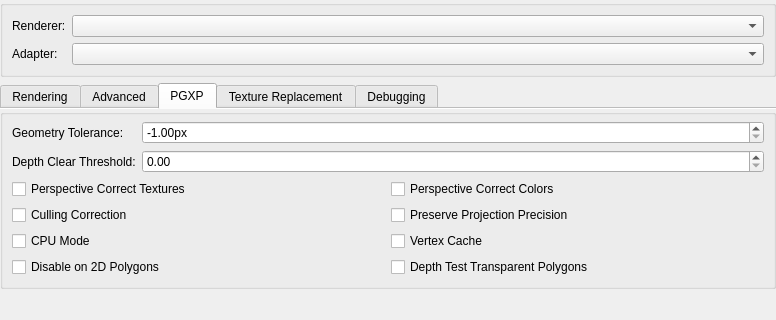
Above: src/duckstation-qt/graphicssettingswidget.ui from stenzek/duckstation before the change; both pictures show x 0 to 776 and y 0 to 320 of the 776 by 551 pixel window. Below: the same form after it.
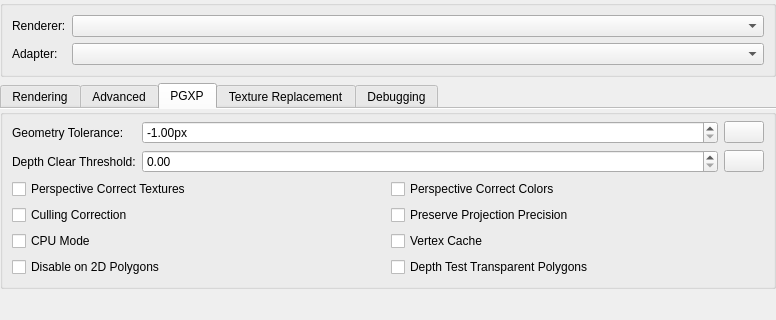
That is the form after the change. The open tabs and pages were chosen to show the change. Icons and pictures are not drawn.

Commit message: Qt: Add reset buttons for tolerance/depth threshold

What changed in the file:
```diff
--- a/src/duckstation-qt/graphicssettingswidget.ui
+++ b/src/duckstation-qt/graphicssettingswidget.ui
@@ -629,6 +629,8 @@
            </widget>
           </item>
           <item row="0" column="1">
+           <layout class="QHBoxLayout" name="pgxpGeometryToleranceLayout" stretch="1,0">
+            <item>
            <widget class="QDoubleSpinBox" name="pgxpGeometryTolerance">
             <property name="prefix">
              <string/>
@@ -650,6 +652,19 @@
             </property>
            </widget>
           </item>
+            <item>
+             <widget class="QPushButton" name="resetPGXPGeometryTolerance">
+              <property name="toolTip">
+               <string>Reset Sequence Length</string>
+              </property>
+              <property name="icon">
+               <iconset resource="resources/duckstation-qt.qrc">
+                <normaloff>:/icons/monochrome/svg/delete-back-2-line.svg</normaloff>:/icons/monochrome/svg/delete-back-2-line.svg</iconset>
+              </property>
+             </widget>
+            </item>
+           </layout>
+          </item>
           <item row="1" column="0">
            <widget class="QLabel" name="pgxpDepthClearThresholdLabel">
             <property name="text">
@@ -658,11 +673,26 @@
            </widget>
           </item>
           <item row="1" column="1">
+           <layout class="QHBoxLayout" name="pgxpDepthClearThresholdLayout" stretch="1,0">
+            <item>
            <widget class="QDoubleSpinBox" name="pgxpDepthClearThreshold">
             <property name="maximum">
              <double>65536.000000000000000</double>
             </property>
            </widget>
+            </item>
+            <item>
+             <widget class="QPushButton" name="resetPGXPDepthClearThreshold">
+              <property name="toolTip">
+               <string>Reset Sequence Length</string>
+              </property>
+              <property name="icon">
+               <iconset resource="resources/duckstation-qt.qrc">
+                <normaloff>:/icons/monochrome/svg/delete-back-2-line.svg</normaloff>:/icons/monochrome/svg/delete-back-2-line.svg</iconset>
+              </property>
+             </widget>
+            </item>
+           </layout>
           </item>
           <item row="2" column="0" colspan="2">
            <layout class="QGridLayout" name="gridLayout">
```
Lines whose indentation alone changed are shown as unchanged. The commit also changes 2 other files.
